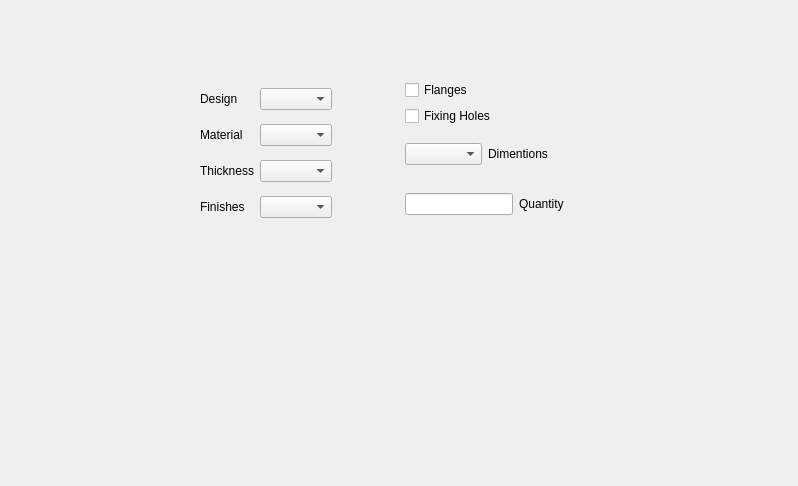
This is cablecover.ui in mygnu/rgb-quote as Qt 5 draws it before an edit. The edited form follows.
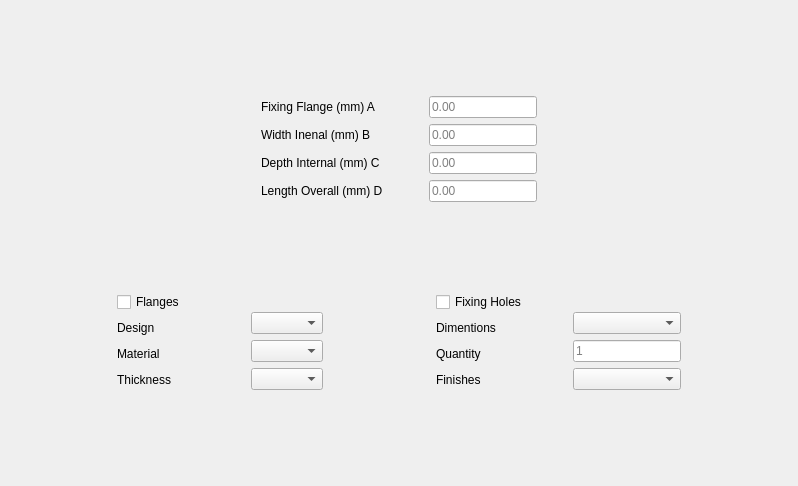
This is the edited form.

Diff of the .ui file:
```diff
--- a/cablecover.ui
+++ b/cablecover.ui
@@ -13,20 +13,200 @@
   <property name="windowTitle">
    <string>Form</string>
   </property>
-  <widget class="QWidget" name="layoutWidget">
-   <property name="geometry">
-    <rect>
-     <x>200</x>
-     <y>80</y>
-     <width>364</width>
-     <height>146</height>
-    </rect>
-   </property>
-   <layout class="QHBoxLayout" name="horizontalLayout_7">
+  <layout class="QVBoxLayout" name="verticalLayout_7">
+   <item>
+    <spacer name="verticalSpacer_2">
+     <property name="orientation">
+      <enum>Qt::Vertical</enum>
+     </property>
+     <property name="sizeHint" stdset="0">
+      <size>
+       <width>20</width>
+       <height>52</height>
+      </size>
+     </property>
+    </spacer>
+   </item>
     <item>
-     <layout class="QVBoxLayout" name="verticalLayout">
+    <layout class="QHBoxLayout" name="horizontalLayout_5">
       <item>
-       <layout class="QHBoxLayout" name="horizontalLayout">
+      <spacer name="horizontalSpacer_4">
+       <property name="orientation">
+        <enum>Qt::Horizontal</enum>
+       </property>
+       <property name="sizeHint" stdset="0">
+        <size>
+         <width>40</width>
+         <height>20</height>
+        </size>
+       </property>
+      </spacer>
+     </item>
+     <item>
+      <layout class="QHBoxLayout" name="horizontalLayout_3">
+       <item>
+        <layout class="QVBoxLayout" name="verticalLayout_5">
+         <item>
+          <widget class="QLabel" name="label_9">
+           <property name="text">
+            <string>Fixing Flange (mm) A</string>
+           </property>
+          </widget>
+         </item>
+         <item>
+          <widget class="QLabel" name="label_10">
+           <property name="text">
+            <string>Width Inenal (mm) B</string>
+           </property>
+          </widget>
+         </item>
+         <item>
+          <widget class="QLabel" name="label_11">
+           <property name="text">
+            <string>Depth Internal (mm) C</string>
+           </property>
+          </widget>
+         </item>
+         <item>
+          <widget class="QLabel" name="label_12">
+           <property name="text">
+            <string>Length Overall (mm) D</string>
+           </property>
+          </widget>
+         </item>
+        </layout>
+       </item>
+       <item>
+        <spacer name="horizontalSpacer_3">
+         <property name="orientation">
+          <enum>Qt::Horizontal</enum>
+         </property>
+         <property name="sizeHint" stdset="0">
+          <size>
+           <width>40</width>
+           <height>20</height>
+          </size>
+         </property>
+        </spacer>
+       </item>
+       <item>
+        <layout class="QVBoxLayout" name="verticalLayout_6">
+         <item>
+          <widget class="QLineEdit" name="lineEdit_2">
+           <property name="inputMethodHints">
+            <set>Qt::ImhDigitsOnly</set>
+           </property>
+           <property name="text">
+            <string/>
+           </property>
+           <property name="frame">
+            <bool>true</bool>
+           </property>
+           <property name="placeholderText">
+            <string>0.00</string>
+           </property>
+          </widget>
+         </item>
+         <item>
+          <widget class="QLineEdit" name="lineEdit_3">
+           <property name="inputMethodHints">
+            <set>Qt::ImhDigitsOnly</set>
+           </property>
+           <property name="text">
+            <string/>
+           </property>
+           <property name="placeholderText">
+            <string>0.00</string>
+           </property>
+          </widget>
+         </item>
+         <item>
+          <widget class="QLineEdit" name="lineEdit_4">
+           <property name="inputMethodHints">
+            <set>Qt::ImhDigitsOnly</set>
+           </property>
+           <property name="text">
+            <string/>
+           </property>
+           <property name="placeholderText">
+            <string>0.00</string>
+           </property>
+          </widget>
+         </item>
+         <item>
+          <widget class="QLineEdit" name="lineEdit_5">
+           <property name="inputMethodHints">
+            <set>Qt::ImhDigitsOnly</set>
+           </property>
+           <property name="text">
+            <string/>
+           </property>
+           <property name="placeholderText">
+            <string>0.00</string>
+           </property>
+          </widget>
+         </item>
+        </layout>
+       </item>
+      </layout>
+     </item>
+     <item>
+      <spacer name="horizontalSpacer_5">
+       <property name="orientation">
+        <enum>Qt::Horizontal</enum>
+       </property>
+       <property name="sizeHint" stdset="0">
+        <size>
+         <width>40</width>
+         <height>20</height>
+        </size>
+       </property>
+      </spacer>
+     </item>
+    </layout>
+   </item>
+   <item>
+    <spacer name="verticalSpacer">
+     <property name="orientation">
+      <enum>Qt::Vertical</enum>
+     </property>
+     <property name="sizeHint" stdset="0">
+      <size>
+       <width>20</width>
+       <height>39</height>
+      </size>
+     </property>
+    </spacer>
+   </item>
+   <item>
+    <layout class="QHBoxLayout" name="horizontalLayout_4">
+     <item>
+      <spacer name="horizontalSpacer_6">
+       <property name="orientation">
+        <enum>Qt::Horizontal</enum>
+       </property>
+       <property name="sizeHint" stdset="0">
+        <size>
+         <width>40</width>
+         <height>20</height>
+        </size>
+       </property>
+      </spacer>
+     </item>
+     <item>
+      <layout class="QHBoxLayout" name="horizontalLayout_2">
+       <item>
+        <layout class="QVBoxLayout" name="verticalLayout_4">
+         <item>
+          <widget class="QCheckBox" name="flanges">
+           <property name="enabled">
+            <bool>true</bool>
+           </property>
+           <property name="text">
+            <string>Flanges      </string>
+           </property>
+          </widget>
+         </item>
         <item>
          <widget class="QLabel" name="label">
           <property name="text">
@@ -38,20 +218,6 @@
          </widget>
         </item>
         <item>
-         <widget class="QComboBox" name="designComboBox">
-          <property name="contextMenuPolicy">
-           <enum>Qt::ActionsContextMenu</enum>
-          </property>
-          <property name="acceptDrops">
-           <bool>true</bool>
-          </property>
-         </widget>
-        </item>
-       </layout>
-      </item>
-      <item>
-       <layout class="QHBoxLayout" name="horizontalLayout_2">
-        <item>
          <widget class="QLabel" name="label_2">
           <property name="text">
            <string>Material</string>
@@ -62,20 +228,6 @@
          </widget>
         </item>
         <item>
-         <widget class="QComboBox" name="materialComboBox">
-          <property name="contextMenuPolicy">
-           <enum>Qt::ActionsContextMenu</enum>
-          </property>
-          <property name="acceptDrops">
-           <bool>true</bool>
-          </property>
-         </widget>
-        </item>
-       </layout>
-      </item>
-      <item>
-       <layout class="QHBoxLayout" name="horizontalLayout_3">
-        <item>
          <widget class="QLabel" name="label_3">
           <property name="text">
            <string>Thickness</string>
@@ -85,42 +237,6 @@
           </property>
          </widget>
         </item>
-        <item>
-         <widget class="QComboBox" name="thicknessComboBox">
-          <property name="contextMenuPolicy">
-           <enum>Qt::ActionsContextMenu</enum>
-          </property>
-          <property name="acceptDrops">
-           <bool>true</bool>
-          </property>
-         </widget>
-        </item>
-       </layout>
-      </item>
-      <item>
-       <layout class="QHBoxLayout" name="horizontalLayout_4">
-        <item>
-         <widget class="QLabel" name="label_5">
-          <property name="text">
-           <string>Finishes</string>
-          </property>
-          <property name="buddy">
-           <cstring>materialComboBox</cstring>
-          </property>
-         </widget>
-        </item>
-        <item>
-         <widget class="QComboBox" name="finishComboBox">
-          <property name="contextMenuPolicy">
-           <enum>Qt::ActionsContextMenu</enum>
-          </property>
-          <property name="acceptDrops">
-           <bool>true</bool>
-          </property>
-         </widget>
-        </item>
-       </layout>
-      </item>
      </layout>
     </item>
     <item>
@@ -137,17 +253,65 @@
      </spacer>
     </item>
     <item>
+        <layout class="QVBoxLayout" name="verticalLayout_3">
+         <item>
+          <widget class="QLabel" name="label_7">
+           <property name="text">
+            <string/>
+           </property>
+          </widget>
+         </item>
+         <item>
+          <widget class="QComboBox" name="designComboBox">
+           <property name="contextMenuPolicy">
+            <enum>Qt::ActionsContextMenu</enum>
+           </property>
+           <property name="acceptDrops">
+            <bool>true</bool>
+           </property>
+          </widget>
+         </item>
+         <item>
+          <widget class="QComboBox" name="materialComboBox">
+           <property name="contextMenuPolicy">
+            <enum>Qt::ActionsContextMenu</enum>
+           </property>
+           <property name="acceptDrops">
+            <bool>true</bool>
+           </property>
+          </widget>
+         </item>
+         <item>
+          <widget class="QComboBox" name="thicknessComboBox">
+           <property name="contextMenuPolicy">
+            <enum>Qt::ActionsContextMenu</enum>
+           </property>
+           <property name="acceptDrops">
+            <bool>true</bool>
+           </property>
+          </widget>
+         </item>
+        </layout>
+       </item>
+      </layout>
+     </item>
+     <item>
+      <spacer name="horizontalSpacer_8">
+       <property name="orientation">
+        <enum>Qt::Horizontal</enum>
+       </property>
+       <property name="sizeHint" stdset="0">
+        <size>
+         <width>40</width>
+         <height>20</height>
+        </size>
+       </property>
+      </spacer>
+     </item>
+     <item>
+      <layout class="QHBoxLayout" name="horizontalLayout">
+       <item>
      <layout class="QVBoxLayout" name="verticalLayout_2">
-      <item>
-       <widget class="QCheckBox" name="flanges">
-        <property name="enabled">
-         <bool>true</bool>
-        </property>
-        <property name="text">
-         <string>Flanges      </string>
-        </property>
-       </widget>
-      </item>
       <item>
        <widget class="QCheckBox" name="fixinHoles">
         <property name="enabled">
@@ -159,18 +323,6 @@
        </widget>
       </item>
       <item>
-       <layout class="QHBoxLayout" name="horizontalLayout_5">
-        <item>
-         <widget class="QComboBox" name="dimentionsComboBox">
-          <property name="contextMenuPolicy">
-           <enum>Qt::ActionsContextMenu</enum>
-          </property>
-          <property name="acceptDrops">
-           <bool>true</bool>
-          </property>
-         </widget>
-        </item>
-        <item>
          <widget class="QLabel" name="label_4">
           <property name="text">
            <string>Dimentions</string>
@@ -180,13 +332,6 @@
           </property>
          </widget>
         </item>
-       </layout>
-      </item>
-      <item>
-       <layout class="QHBoxLayout" name="horizontalLayout_6">
-        <item>
-         <widget class="QLineEdit" name="lineEdit"/>
-        </item>
         <item>
          <widget class="QLabel" name="label_6">
           <property name="text">
@@ -197,13 +342,121 @@
           </property>
          </widget>
         </item>
-       </layout>
-      </item>
+         <item>
+          <widget class="QLabel" name="label_5">
+           <property name="text">
+            <string>Finishes</string>
+           </property>
+           <property name="buddy">
+            <cstring>materialComboBox</cstring>
+           </property>
+          </widget>
+         </item>
+        </layout>
+       </item>
+       <item>
+        <spacer name="horizontalSpacer_2">
+         <property name="orientation">
+          <enum>Qt::Horizontal</enum>
+         </property>
+         <property name="sizeHint" stdset="0">
+          <size>
+           <width>40</width>
+           <height>20</height>
+          </size>
+         </property>
+        </spacer>
+       </item>
+       <item>
+        <layout class="QVBoxLayout" name="verticalLayout">
+         <item>
+          <widget class="QLabel" name="label_8">
+           <property name="text">
+            <string/>
+           </property>
+          </widget>
+         </item>
+         <item>
+          <widget class="QComboBox" name="dimentionsComboBox">
+           <property name="contextMenuPolicy">
+            <enum>Qt::ActionsContextMenu</enum>
+           </property>
+           <property name="acceptDrops">
+            <bool>true</bool>
+           </property>
+          </widget>
+         </item>
+         <item>
+          <widget class="QLineEdit" name="lineEdit">
+           <property name="inputMethodHints">
+            <set>Qt::ImhDigitsOnly</set>
+           </property>
+           <property name="text">
+            <string/>
+           </property>
+           <property name="placeholderText">
+            <string>1</string>
+           </property>
+          </widget>
+         </item>
+         <item>
+          <widget class="QComboBox" name="finishComboBox">
+           <property name="contextMenuPolicy">
+            <enum>Qt::ActionsContextMenu</enum>
+           </property>
+           <property name="acceptDrops">
+            <bool>true</bool>
+           </property>
+          </widget>
+         </item>
      </layout>
     </item>
    </layout>
-  </widget>
- </widget>
+     </item>
+     <item>
+      <spacer name="horizontalSpacer_7">
+       <property name="orientation">
+        <enum>Qt::Horizontal</enum>
+       </property>
+       <property name="sizeHint" stdset="0">
+        <size>
+         <width>40</width>
+         <height>20</height>
+        </size>
+       </property>
+      </spacer>
+     </item>
+    </layout>
+   </item>
+   <item>
+    <spacer name="verticalSpacer_3">
+     <property name="orientation">
+      <enum>Qt::Vertical</enum>
+     </property>
+     <property name="sizeHint" stdset="0">
+      <size>
+       <width>20</width>
+       <height>52</height>
+      </size>
+     </property>
+    </spacer>
+   </item>
+  </layout>
+ </widget>
+ <tabstops>
+  <tabstop>lineEdit_2</tabstop>
+  <tabstop>lineEdit_3</tabstop>
+  <tabstop>lineEdit_4</tabstop>
+  <tabstop>lineEdit_5</tabstop>
+  <tabstop>flanges</tabstop>
+  <tabstop>fixinHoles</tabstop>
+  <tabstop>designComboBox</tabstop>
+  <tabstop>materialComboBox</tabstop>
+  <tabstop>thicknessComboBox</tabstop>
+  <tabstop>dimentionsComboBox</tabstop>
+  <tabstop>lineEdit</tabstop>
+  <tabstop>finishComboBox</tabstop>
+ </tabstops>
  <resources/>
  <connections/>
 </ui>
```
Lines whose indentation alone changed are shown as unchanged.
